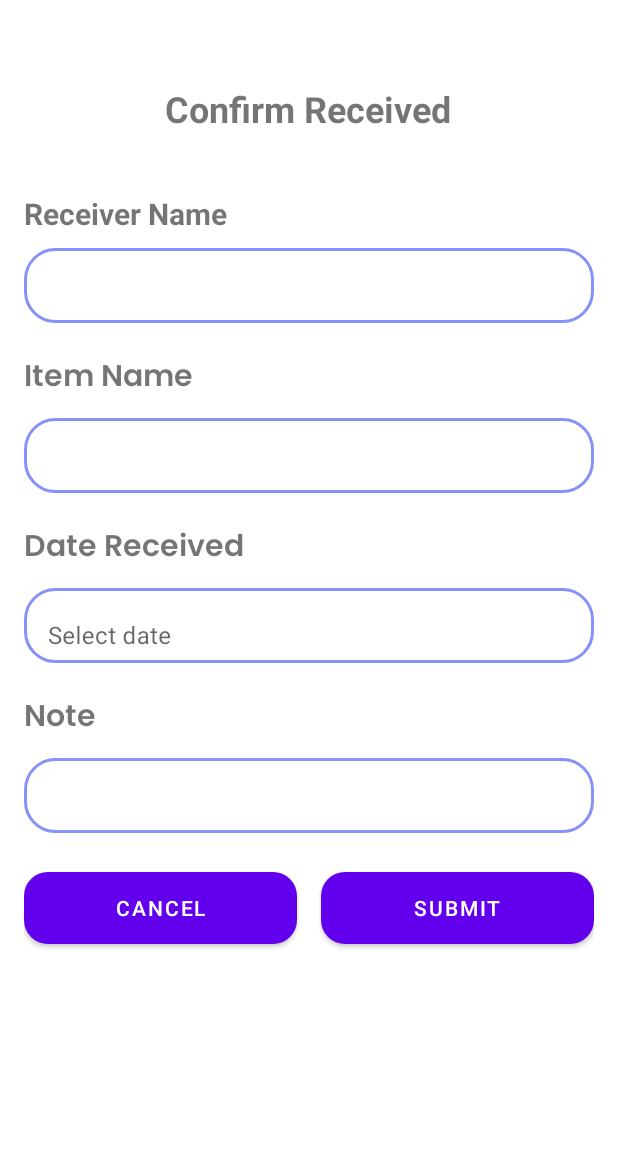
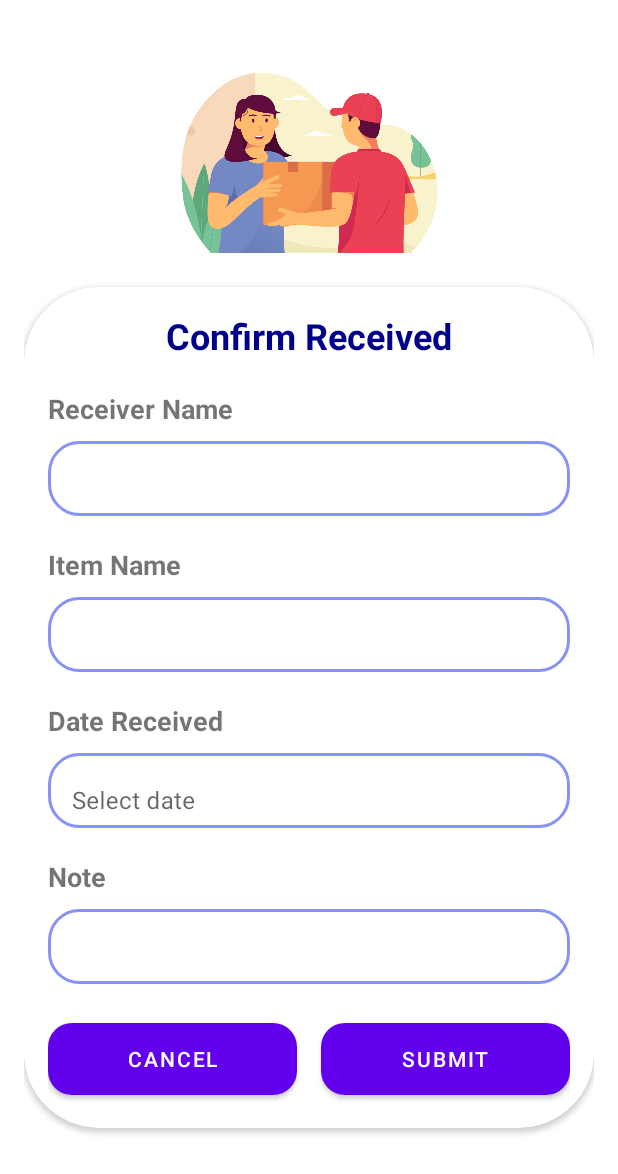
Before and after one commit to MithuN19/Zrero-Hunger-Mobile-Application, an Android app: the ReceivedActivity screen opened directly, with no data from a screen before it, on a phone screen of 412 x 824 dp. Shown: the top 1174 px of the screen. Run offline under Robolectric (Android 15) with nearby library versions, the phone set to English and light mode, and no system bars.

Commit message:
Added images to drawable, updated foodmap page with a search bar, and enhanced received page with an image and card view

```diff
--- a/app/build.gradle.kts
+++ b/app/build.gradle.kts
@@ -40,4 +40,5 @@ dependencies {
     testImplementation(libs.junit)
     androidTestImplementation(libs.ext.junit)
     androidTestImplementation(libs.espresso.core)
+
 }
--- /dev/null
+++ b/app/src/main/res/drawable/search_border.xml
@@ -0,0 +1,6 @@
+<?xml version="1.0" encoding="utf-8"?>
+<shape xmlns:android="http://schemas.android.com/apk/res/android">
+    <solid android:color="#FFFFFF"/> <!-- Background color -->
+    <corners android:radius="8dp"/> <!-- Rounded corners -->
+    <stroke android:color="#D3D3D3" android:width="2dp"/> <!-- Border color and width -->
+</shape>
--- a/app/src/main/res/layout/activity_received.xml
+++ b/app/src/main/res/layout/activity_received.xml
@@ -8,29 +8,58 @@
     android:padding="16dp"
     tools:context=".ReceivedActivity">
 
+    <!-- Image at the top -->
+    <ImageView
+        android:id="@+id/image_view_top"
+        android:layout_width="238dp"
+        android:layout_height="125dp"
+        android:layout_marginTop="30dp"
+        android:scaleType="centerCrop"
+        android:src="@drawable/recimage"
+        app:layout_constraintEnd_toEndOf="parent"
+        app:layout_constraintStart_toStartOf="parent"
+        app:layout_constraintTop_toTopOf="parent" />
+
+    <!-- CardView for form -->
+    <androidx.cardview.widget.CardView
+        android:id="@+id/form_card_view"
+        android:layout_width="0dp"
+        android:layout_height="wrap_content"
+        android:layout_marginTop="20dp"
+        android:layout_marginBottom="20dp"
+        android:elevation="4dp"
+        android:radius="0dp"
+        app:cardCornerRadius="50dp"
+        app:layout_constraintTop_toBottomOf="@id/image_view_top"
+        app:layout_constraintStart_toStartOf="parent"
+        app:layout_constraintEnd_toEndOf="parent">
+
+    <androidx.constraintlayout.widget.ConstraintLayout
+        android:layout_width="match_parent"
+        android:layout_height="wrap_content"
+        android:padding="16dp">
+
         <!-- Title -->
-
-    <!-- Food Name -->
         <TextView
             android:id="@+id/tv_form_title"
             android:layout_width="wrap_content"
             android:layout_height="wrap_content"
-        android:layout_marginTop="40dp"
             android:text="Confirm Received"
             android:textSize="24sp"
             android:textStyle="bold"
-        app:layout_constraintEnd_toEndOf="parent"
-        app:layout_constraintHorizontal_bias="0.497"
+            android:textColor="@color/dark_blue"
+            app:layout_constraintTop_toTopOf="parent"
             app:layout_constraintStart_toStartOf="parent"
-        app:layout_constraintTop_toTopOf="parent" />
+            app:layout_constraintEnd_toEndOf="parent" />
 
+        <!-- Food Name -->
         <TextView
             android:id="@+id/tv_food_name"
             android:layout_width="wrap_content"
             android:layout_height="wrap_content"
-        android:layout_marginTop="40dp"
+            android:layout_marginTop="20dp"
             android:text="Receiver Name"
-        android:textSize="20sp"
+            android:textSize="18sp"
             android:textStyle="bold"
             app:layout_constraintTop_toBottomOf="@id/tv_form_title"
             app:layout_constraintStart_toStartOf="parent" />
@@ -52,16 +81,15 @@
                 android:background="@drawable/edittext_bkg"/>
         </com.google.android.material.textfield.TextInputLayout>
 
-    <!-- Quantity -->
+        <!-- Item Name -->
         <TextView
             android:id="@+id/tv_item"
             android:layout_width="wrap_content"
             android:layout_height="wrap_content"
             android:text="Item Name"
+            android:textStyle="bold"
             android:layout_marginTop="20dp"
-        android:textStyle="bold"
-        android:textSize="20sp"
-        android:fontFamily="@font/poppins_semibold"
+            android:textSize="18sp"
             app:layout_constraintTop_toBottomOf="@id/til_food_name"
             app:layout_constraintStart_toStartOf="parent" />
 
@@ -71,10 +99,6 @@
             android:layout_height="wrap_content"
             android:layout_marginTop="4dp"
             app:boxBackgroundMode="outline"
-        app:boxCornerRadiusTopStart="16dp"
-        app:boxCornerRadiusTopEnd="16dp"
-        app:boxCornerRadiusBottomStart="16dp"
-        app:boxCornerRadiusBottomEnd="16dp"
             app:layout_constraintTop_toBottomOf="@id/tv_item"
             app:layout_constraintStart_toStartOf="parent"
             app:layout_constraintEnd_toEndOf="parent">
@@ -83,8 +107,7 @@
                 android:id="@+id/et_item"
                 android:layout_width="match_parent"
                 android:layout_height="50dp"
-            android:background="@drawable/edittext_bkg"
-            />
+                android:background="@drawable/edittext_bkg" />
         </com.google.android.material.textfield.TextInputLayout>
 
         <!-- Date Received -->
@@ -94,9 +117,8 @@
             android:layout_height="wrap_content"
             android:text="Date Received"
             android:layout_marginTop="20dp"
-        android:textSize="20sp"
+            android:textSize="18sp"
             android:textStyle="bold"
-        android:fontFamily="@font/poppins_semibold"
             app:layout_constraintTop_toBottomOf="@id/til_item"
             app:layout_constraintStart_toStartOf="parent" />
 
@@ -128,9 +150,8 @@
             android:layout_height="wrap_content"
             android:text="Note"
             android:layout_marginTop="20dp"
-        android:textSize="20sp"
+            android:textSize="18sp"
             android:textStyle="bold"
-        android:fontFamily="@font/poppins_semibold"
             app:layout_constraintTop_toBottomOf="@id/til_datereceive"
             app:layout_constraintStart_toStartOf="parent" />
 
@@ -168,8 +189,8 @@
                 android:id="@+id/btn_cancel"
                 android:layout_width="0dp"
                 android:layout_height="60dp"
+                android:layout_marginTop="20dp"
                 android:layout_marginEnd="8dp"
-            android:layout_marginTop="20dp"
                 android:text="Cancel"
                 app:layout_constraintEnd_toStartOf="@id/btn_submit"
                 app:layout_constraintStart_toStartOf="parent"
@@ -181,14 +202,15 @@
                 android:id="@+id/btn_submit"
                 android:layout_width="0dp"
                 android:layout_height="60dp"
+                android:layout_marginTop="20dp"
                 android:layout_marginStart="8dp"
-            android:layout_marginTop="20dp"
                 android:text="Submit"
                 app:layout_constraintEnd_toEndOf="parent"
                 app:layout_constraintStart_toEndOf="@id/btn_cancel"
                 app:layout_constraintTop_toTopOf="parent"
                 app:cornerRadius="16dp"
                 app:backgroundTint="@color/purple_500" />
-
         </androidx.constraintlayout.widget.ConstraintLayout>
     </androidx.constraintlayout.widget.ConstraintLayout>
+</androidx.cardview.widget.CardView>
+    </androidx.constraintlayout.widget.ConstraintLayout>
```
Also changed, not shown: app/src/main/AndroidManifest.xml (+10 -2 lines), app/src/main/java/com/example/zerohunger/food_map.java (+70 -1 lines), app/src/main/res/layout/activity_food_map.xml (+36 -9 lines), app/src/main/res/drawable/recimage.png (added). Lines whose indentation alone changed are shown as unchanged.
